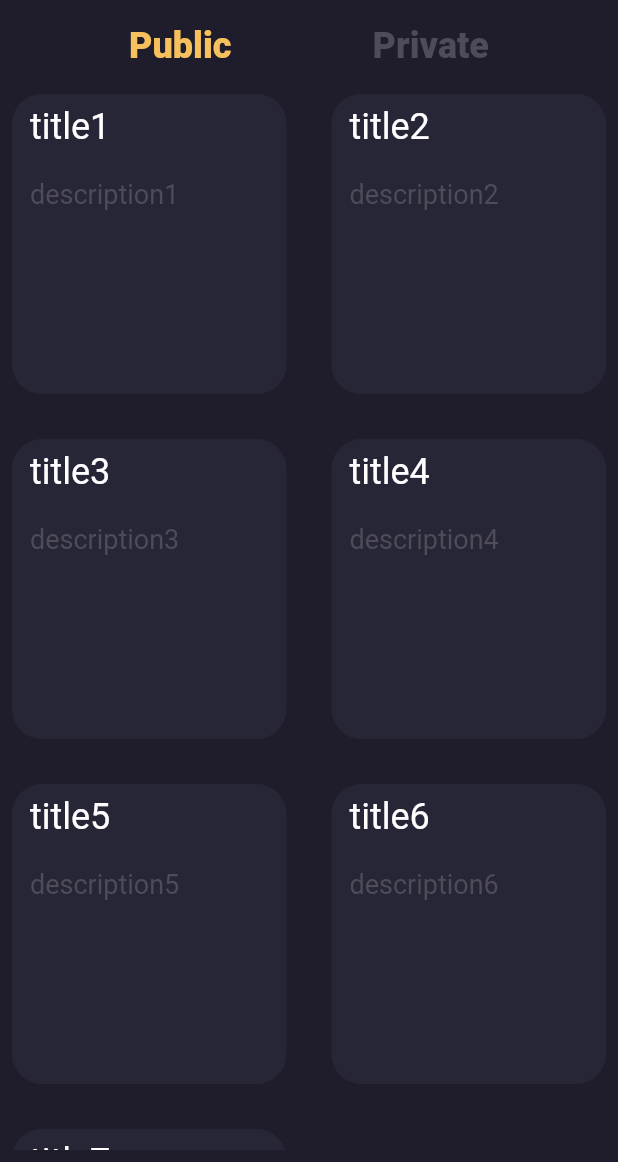
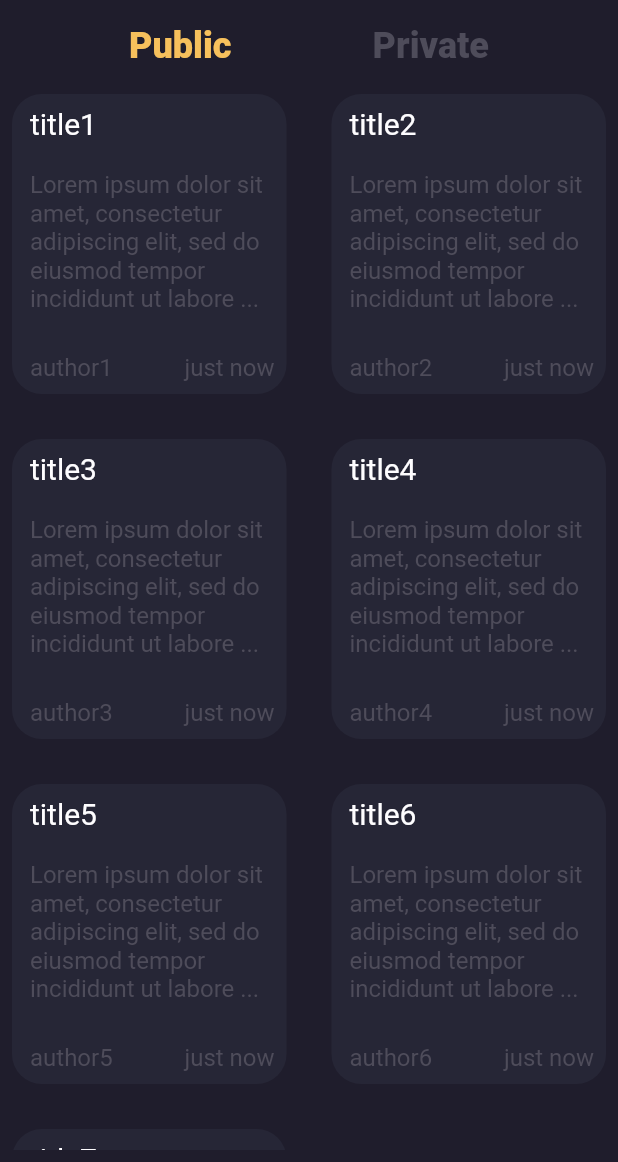
Before and after one commit to faisal-kn/NotesApp-server, a Flutter app: the screen it shows after launch, on a phone screen of 412 x 824 dp, the part 74-1236 px from its top. Run offline on Flutter 3.47's test engine with Material 2 defaults, Android fonts, the phone set to English and light mode, and no system bars.

Commit message:
Editted NoteCard

```diff
--- a/lib/classes/note.dart
+++ b/lib/classes/note.dart
@@ -16,4 +16,26 @@ class Note {
       this.expiresAt = createdAt.add(Duration(days: 7));
     }
   }
+
+  String getDescriptionConcat() {
+    return description.length > 100
+        ? description.substring(0, 100) + '...'
+        : description;
+  }
+
+  String getTime() {
+    Duration diff = DateTime.now().difference(this.createdAt);
+
+    if (diff.inDays >= 1) {
+      return '${diff.inDays} day(s) ago';
+    } else if (diff.inHours >= 1) {
+      return '${diff.inHours} hour(s) ago';
+    } else if (diff.inMinutes >= 1) {
+      return '${diff.inMinutes} minute(s) ago';
+    } else if (diff.inSeconds >= 1) {
+      return '${diff.inSeconds} second(s) ago';
+    } else {
+      return 'just now';
+    }
+  }
 }
--- a/lib/main.dart
+++ b/lib/main.dart
@@ -14,13 +14,34 @@ void main() {
           UnderlineInputBorder(borderSide: BorderSide(color: headerTextColor)),
     )),
     home: DisplayNotes(notes: [
-      Note('title1', 'description1', 'author1'),
-      Note('title2', 'description2', 'author2'),
-      Note('title3', 'description3', 'author3'),
-      Note('title4', 'description4', 'author4'),
-      Note('title5', 'description5', 'author5'),
-      Note('title6', 'description6', 'author6'),
-      Note('title7', 'description7', 'author7'),
+      Note(
+          'title1',
+          'Lorem ipsum dolor sit amet, consectetur adipiscing elit, sed do eiusmod tempor incididunt ut labore et dolore magna aliqua. Ut enim ad minim veniam, quis nostrud exercitation ullamco laboris nisi ut aliquip ex ea commodo consequat ',
+          'author1'),
+      Note(
+          'title2',
+          'Lorem ipsum dolor sit amet, consectetur adipiscing elit, sed do eiusmod tempor incididunt ut labore et dolore magna aliqua. Ut enim ad minim veniam, quis nostrud exercitation ullamco laboris nisi ut aliquip ex ea commodo consequat',
+          'author2'),
+      Note(
+          'title3',
+          'Lorem ipsum dolor sit amet, consectetur adipiscing elit, sed do eiusmod tempor incididunt ut labore et dolore magna aliqua. Ut enim ad minim veniam, quis nostrud exercitation ullamco laboris nisi ut aliquip ex ea commodo consequat',
+          'author3'),
+      Note(
+          'title4',
+          'Lorem ipsum dolor sit amet, consectetur adipiscing elit, sed do eiusmod tempor incididunt ut labore et dolore magna aliqua. Ut enim ad minim veniam, quis nostrud exercitation ullamco laboris nisi ut aliquip ex ea commodo consequat',
+          'author4'),
+      Note(
+          'title5',
+          'Lorem ipsum dolor sit amet, consectetur adipiscing elit, sed do eiusmod tempor incididunt ut labore et dolore magna aliqua. Ut enim ad minim veniam, quis nostrud exercitation ullamco laboris nisi ut aliquip ex ea commodo consequat',
+          'author5'),
+      Note(
+          'title6',
+          'Lorem ipsum dolor sit amet, consectetur adipiscing elit, sed do eiusmod tempor incididunt ut labore et dolore magna aliqua. Ut enim ad minim veniam, quis nostrud exercitation ullamco laboris nisi ut aliquip ex ea commodo consequat',
+          'author6'),
+      Note(
+          'title7',
+          'Lorem ipsum dolor sit amet, consectetur adipiscing elit, sed do eiusmod tempor incididunt ut labore et dolore magna aliqua. Ut enim ad minim veniam, quis nostrud exercitation ullamco laboris nisi ut aliquip ex ea commodo consequat',
+          'author7'),
     ]),
     // home: Login(),
   ));
--- a/lib/widgets/notecard.dart
+++ b/lib/widgets/notecard.dart
@@ -1,6 +1,8 @@
 import 'package:flutter/material.dart';
 import 'package:notesapp/classes/note.dart';
 import 'dart:math';
+
+import 'package:notesapp/constant.dart';
 
 class NoteCard extends StatelessWidget {
   const NoteCard({Key? key, required this.note}) : super(key: key);
@@ -13,7 +15,7 @@ class NoteCard extends StatelessWidget {
       height: (180 + random.nextInt(100)).toDouble(),
       decoration: BoxDecoration(
         borderRadius: BorderRadius.circular(20),
-        color: Color(0xFF262636),
+        color: allCardColor,
       ),
       child: Padding(
         padding: const EdgeInsets.fromLTRB(12, 8, 8, 8),
@@ -23,18 +25,37 @@ class NoteCard extends StatelessWidget {
             Text(
               note.title,
               style: TextStyle(
-                color: Color(0xFFFEFDFF),
-                fontSize: 24,
+                color: headerTextColor,
+                fontSize: normalTextSize,
               ),
             ),
             SizedBox(height: 20),
-            Text(
-              note.description,
-              style: TextStyle(
-                color: Color(0xFF4E4C5A),
-                fontSize: 18,
+            Expanded(
+              child: Text(
+                note.getDescriptionConcat(),
+                style: TextStyle(
+                  color: normalTextColor,
+                  fontSize: normalTextSizeSmall,
+                ),
               ),
             ),
+            SizedBox(height: 20),
+            Row(mainAxisAlignment: MainAxisAlignment.spaceBetween, children: [
+              Text(
+                note.author,
+                style: TextStyle(
+                  color: normalTextColor,
+                  fontSize: normalTextSizeSmall,
+                ),
+              ),
+              Text(
+                note.getTime(),
+                style: TextStyle(
+                  color: normalTextColor,
+                  fontSize: normalTextSizeSmall,
+                ),
+              ),
+            ])
           ],
         ),
       ),
```
